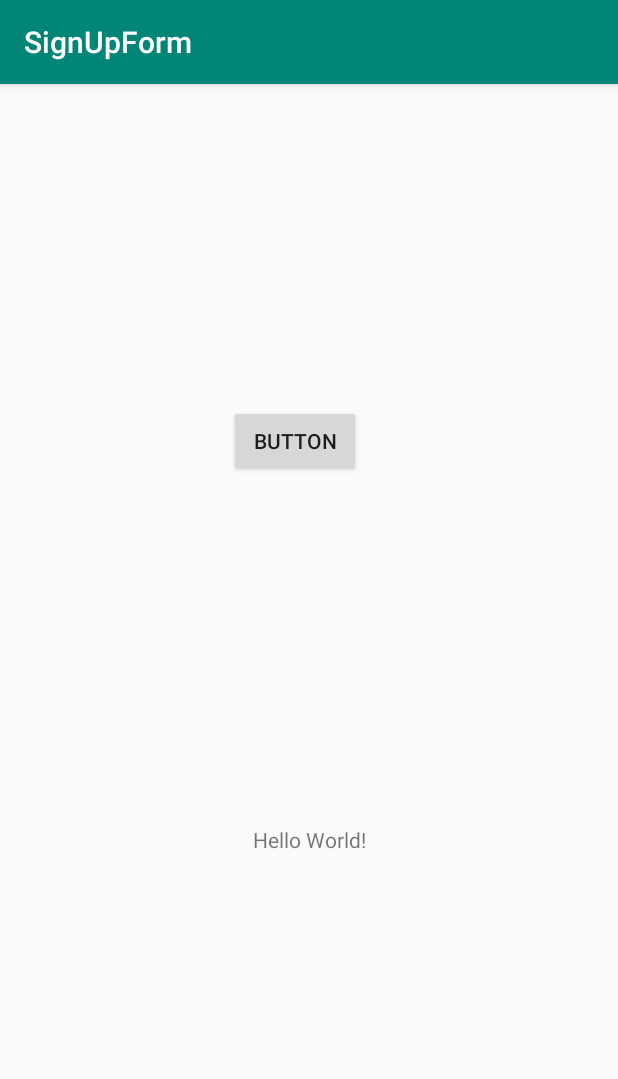
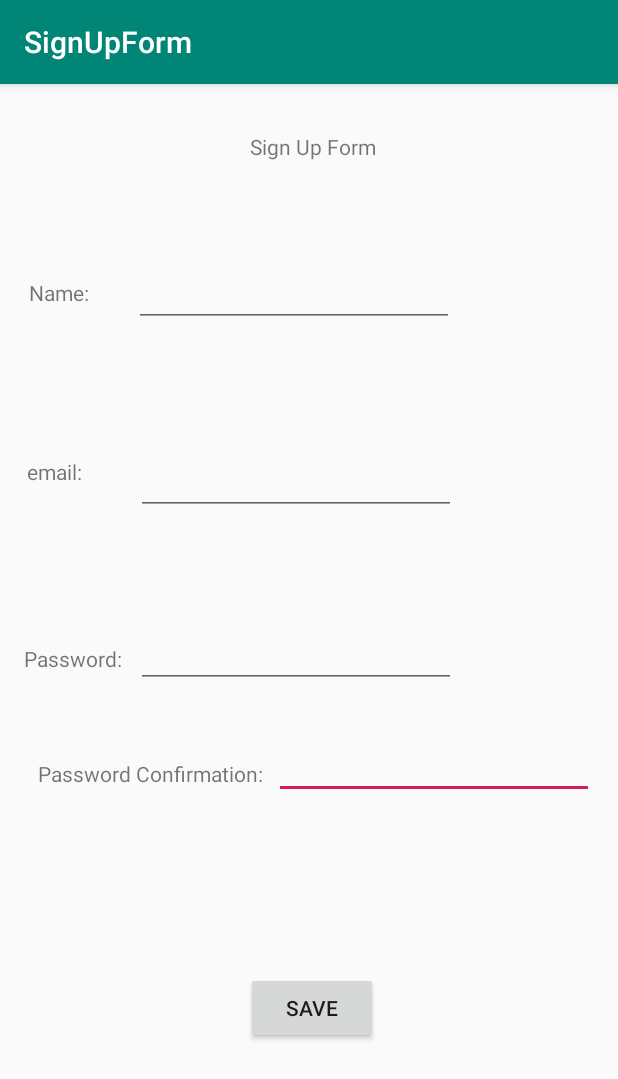
Before and after one commit to genevievepc47/SignUpForm, an Android app: the screen it shows after launch (FormActivity), on a phone screen of 412 x 824 dp. Shown: the top 1079 px of the screen. Run offline under Robolectric (Android 15) with nearby library versions, the phone set to English and light mode, and no system bars.

Commit message:
added all the buttons

```diff
--- a/app/src/main/java/edu/temple/signupform/FormActivity.java
+++ b/app/src/main/java/edu/temple/signupform/FormActivity.java
@@ -10,5 +10,6 @@ public class FormActivity extends AppCompatActivity {
         super.onCreate(savedInstanceState);
         setContentView(R.layout.activity_main);
         //testing git
+        //testing git again
     }
 }
--- a/app/src/main/res/layout/activity_main.xml
+++ b/app/src/main/res/layout/activity_main.xml
@@ -6,24 +6,108 @@
     android:layout_height="match_parent"
     tools:context=".FormActivity">
 
-    <TextView
+    <EditText
+        android:id="@+id/passwordEdit2"
         android:layout_width="wrap_content"
         android:layout_height="wrap_content"
-        android:text="Hello World!"
-        app:layout_constraintBottom_toBottomOf="parent"
-        app:layout_constraintLeft_toLeftOf="parent"
-        app:layout_constraintRight_toRightOf="parent"
-        app:layout_constraintTop_toTopOf="parent"
-        app:layout_constraintVertical_bias="0.66" />
+        android:layout_marginTop="144dp"
+        android:layout_marginEnd="16dp"
+        android:ems="10"
+        android:inputType="textPassword"
+        app:layout_constraintEnd_toEndOf="parent"
+        app:layout_constraintTop_toBottomOf="@+id/emailEdit" />
+
+    <TextView
+        android:id="@+id/passwordText2"
+        android:layout_width="wrap_content"
+        android:layout_height="wrap_content"
+        android:layout_marginTop="47dp"
+        android:layout_marginEnd="7dp"
+        android:text=" Password Confirmation:"
+        app:layout_constraintEnd_toStartOf="@+id/passwordEdit2"
+        app:layout_constraintTop_toBottomOf="@+id/passwordEdit" />
+
+    <TextView
+        android:id="@+id/emailText"
+        android:layout_width="wrap_content"
+        android:layout_height="wrap_content"
+        android:layout_marginTop="100dp"
+        android:layout_marginEnd="36dp"
+        android:text="email:"
+        app:layout_constraintEnd_toStartOf="@+id/emailEdit"
+        app:layout_constraintTop_toBottomOf="@+id/nameText" />
 
     <Button
-        android:id="@+id/button"
+        android:id="@+id/saveButton"
         android:layout_width="wrap_content"
         android:layout_height="wrap_content"
-        android:layout_marginTop="214dp"
-        android:layout_marginEnd="171dp"
-        android:text="Button"
+        android:layout_marginTop="592dp"
+        android:layout_marginEnd="160dp"
+        android:text="save"
         app:layout_constraintEnd_toEndOf="parent"
         app:layout_constraintTop_toTopOf="parent" />
 
+    <TextView
+        android:id="@+id/textView"
+        android:layout_width="185dp"
+        android:layout_height="27dp"
+        android:layout_marginTop="32dp"
+        android:layout_marginEnd="60dp"
+        android:text="Sign Up Form"
+        app:layout_constraintEnd_toEndOf="parent"
+        app:layout_constraintTop_toTopOf="parent" />
+
+    <TextView
+        android:id="@+id/nameText"
+        android:layout_width="wrap_content"
+        android:layout_height="wrap_content"
+        android:layout_marginTop="129dp"
+        android:layout_marginEnd="30dp"
+        android:text="Name:"
+        app:layout_constraintEnd_toStartOf="@+id/nameEdit"
+        app:layout_constraintTop_toTopOf="parent" />
+
+    <EditText
+        android:id="@+id/nameEdit"
+        android:layout_width="wrap_content"
+        android:layout_height="wrap_content"
+        android:layout_marginTop="57dp"
+        android:layout_marginEnd="109dp"
+        android:ems="10"
+        android:inputType="textPersonName"
+        app:layout_constraintEnd_toEndOf="parent"
+        app:layout_constraintTop_toBottomOf="@+id/textView" />
+
+    <EditText
+        android:id="@+id/emailEdit"
+        android:layout_width="wrap_content"
+        android:layout_height="wrap_content"
+        android:layout_marginTop="80dp"
+        android:layout_marginEnd="108dp"
+        android:ems="10"
+        android:inputType="textEmailAddress"
+        app:layout_constraintEnd_toEndOf="parent"
+        app:layout_constraintTop_toBottomOf="@+id/nameEdit" />
+
+    <EditText
+        android:id="@+id/passwordEdit"
+        android:layout_width="wrap_content"
+        android:layout_height="wrap_content"
+        android:layout_marginTop="70dp"
+        android:layout_marginEnd="108dp"
+        android:ems="10"
+        android:inputType="textPassword"
+        app:layout_constraintEnd_toEndOf="parent"
+        app:layout_constraintTop_toBottomOf="@+id/emailEdit" />
+
+    <TextView
+        android:id="@+id/passwordText"
+        android:layout_width="wrap_content"
+        android:layout_height="wrap_content"
+        android:layout_marginTop="105dp"
+        android:layout_marginEnd="9dp"
+        android:text="Password:"
+        app:layout_constraintEnd_toStartOf="@+id/passwordEdit"
+        app:layout_constraintTop_toBottomOf="@+id/emailText" />
+
 </android.support.constraint.ConstraintLayout>
```
